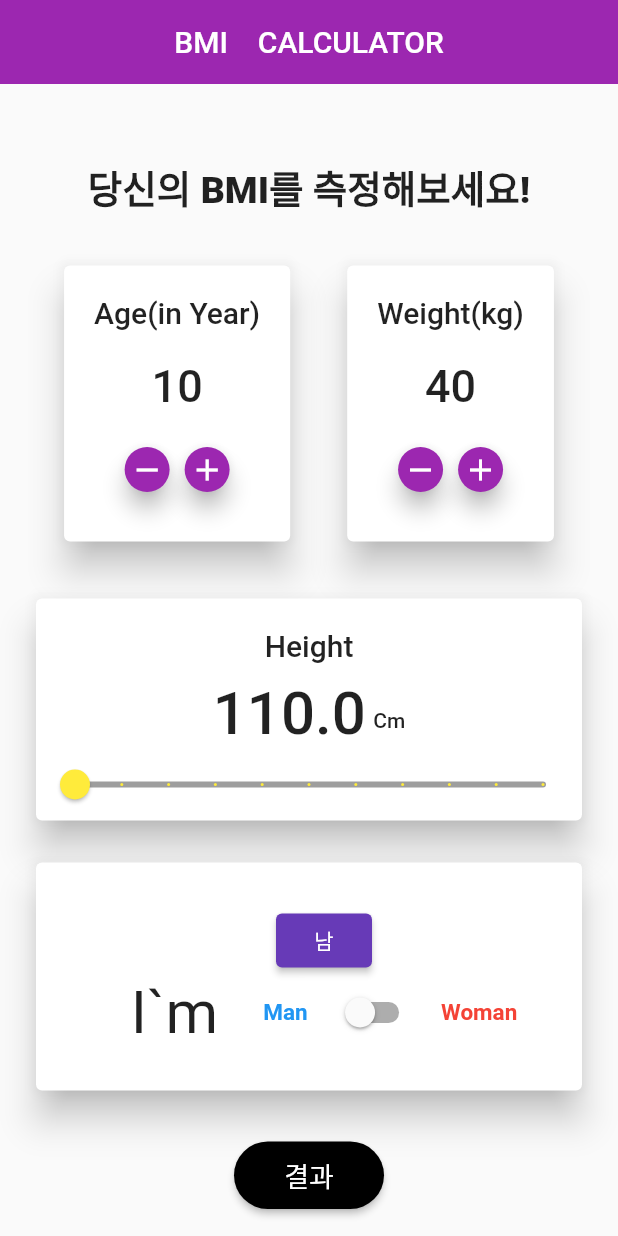
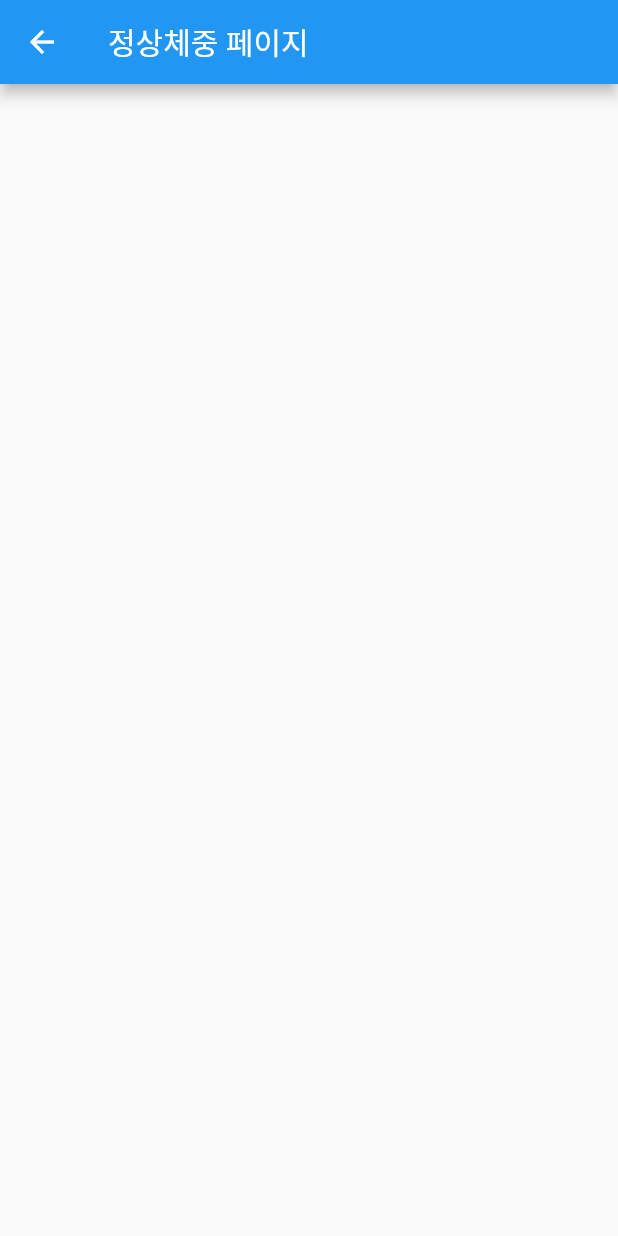
Before and after one commit to rainbow8332/flutter_start, a Flutter app: the screen it shows after launch, after a tap on "결과", on a phone screen of 412 x 824 dp. Run offline on Flutter 3.47's test engine with Material 2 defaults, Android fonts, the phone set to English and light mode, and no system bars; missing offline and left inert: simple_gesture_detector.

Commit message:
[update]아이콘 추가

```diff
--- a/bmi_app/lib/home.dart
+++ b/bmi_app/lib/home.dart
@@ -14,6 +14,8 @@ class _HomeState extends State<Home> {
   late String _buttonState;
   late Color _color;
   late double _sliderValue;
+  late String resultText;
+
 
   @override
   void initState() {
@@ -24,6 +26,7 @@ class _HomeState extends State<Home> {
     _buttonState = '남';
     _color = Colors.deepPurple;
     _sliderValue = 110.0;
+    resultText = "";
   }
 
   @override
@@ -254,18 +257,42 @@ class _HomeState extends State<Home> {
               child: Card(
                 elevation: 10,
                 child: Padding(
-                  padding: const EdgeInsets.only(top: 20, left: 20, bottom: 20),
+                  padding: const EdgeInsets.only(top: 20, left: 20, bottom: 10),
                   child: Padding(
                     padding: const EdgeInsets.all(8.0),
                     child: Column(
                       children: [
+                        const Padding(
+                          padding: EdgeInsets.only(bottom: 1),
+                          child: Text(
+                            'Gender',
+                            style: TextStyle(
+                                fontWeight: FontWeight.w500, fontSize: 20),
+                          ),
+                        ),
+                        const SizedBox(
+                          height: 10,
+                        ),
+                        Row(
+                          mainAxisAlignment: MainAxisAlignment.center,
+                          children: [
+                            const Icon(
+                              Icons.add_reaction_outlined,
+                              color: Colors.deepPurpleAccent,
+                              size: 35.0,
+                            ),
+                            const SizedBox(
+                              width: 30,
+                            ),
                             ElevatedButton(
                               onPressed: () {
                                 _onClick();
                               },
+                              style: ElevatedButton.styleFrom(
+                                  backgroundColor: _color),
                               child: Text(_buttonState),
-                          style:
-                              ElevatedButton.styleFrom(backgroundColor: _color),
+                            ),
+                          ],
                         ),
                         Row(
                           mainAxisAlignment: MainAxisAlignment.center,
@@ -327,7 +354,10 @@ class _HomeState extends State<Home> {
               height: 45,
               width: 100,
               child: ElevatedButton(
-                  onPressed: () {},
+                  onPressed: () {
+                    // showAddResult(context);
+                    Navigator.pushNamed(context, '/normal');
+                  },
                   style: ElevatedButton.styleFrom(
                       backgroundColor: Colors.black,
                       shape: RoundedRectangleBorder(
@@ -340,6 +370,10 @@ class _HomeState extends State<Home> {
             const SizedBox(
               height: 30,
             ),
+            Text(resultText,
+                      style: const TextStyle(
+                        fontSize: 25,
+                      ))
           ],
         )),
       ),
@@ -365,4 +399,11 @@ class _HomeState extends State<Home> {
     });
     print(_buttonState);
   }
+
+    showAddResult(BuildContext context) {
+    setState(() {
+      resultText =
+          '결과: ${count1/(_sliderValue * _sliderValue)}';
+    });
+  }
 } // End
--- a/bmi_app/lib/main.dart
+++ b/bmi_app/lib/main.dart
@@ -1,4 +1,5 @@
 import 'package:bmi_app/home.dart';
+import 'package:bmi_app/normal.dart';
 import 'package:flutter/material.dart';
 
 void main() {
@@ -16,7 +17,12 @@ class MyApp extends StatelessWidget {
       theme: ThemeData(
         primarySwatch: Colors.blue,
       ),
-      home: const Home(),
+      // home: const Home(),
+      initialRoute: '/',
+      routes: {
+        '/' :(context) => const Home(),
+        '/normal' :(context) =>  const Normal(),
+      },
     );
   }
 }
--- /dev/null
+++ b/bmi_app/lib/normal.dart
@@ -0,0 +1,19 @@
+import 'package:flutter/material.dart';
+
+class Normal extends StatefulWidget {
+  const Normal({super.key});
+
+  @override
+  State<Normal> createState() => _NormalState();
+}
+
+class _NormalState extends State<Normal> {
+  @override
+  Widget build(BuildContext context) {
+    return Scaffold(
+      appBar: AppBar(
+        title: const Text('정상체중 페이지'),
+      ),
+    );
+  }
+}
```
Lines whose indentation alone changed are shown as unchanged.
